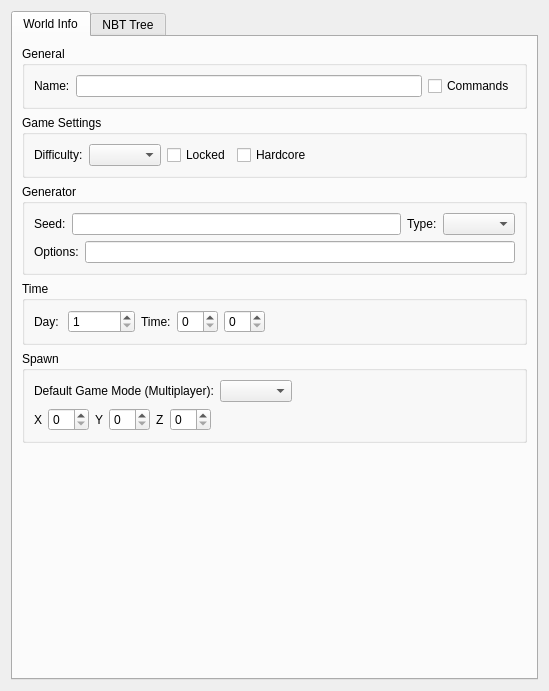
Before: the Qt Designer form src/mcedit2/ui/panels/worldmeta.ui in mcedit/mcedit2, drawn with Qt 5.
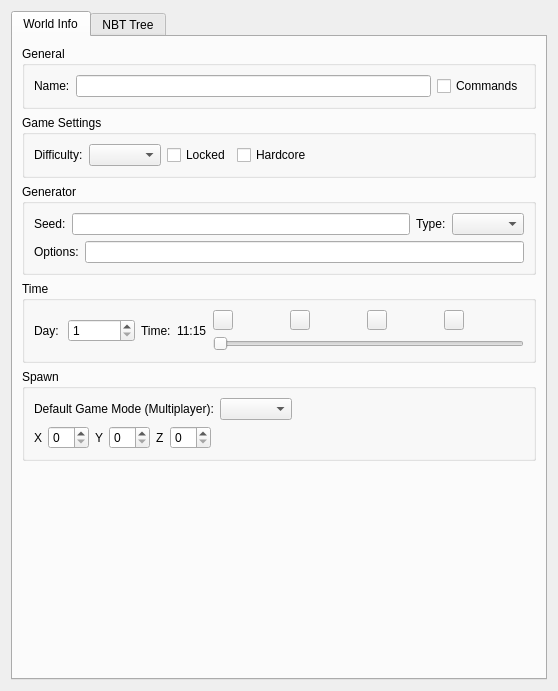
After: the same form once the commit is applied. Custom widgets are drawn as their Qt base class.

Commit message: Updated World Info Panel

Patch:
```diff
--- a/src/mcedit2/ui/panels/worldmeta.ui
+++ b/src/mcedit2/ui/panels/worldmeta.ui
@@ -6,7 +6,7 @@
    <rect>
     <x>0</x>
     <y>0</y>
-    <width>549</width>
+    <width>558</width>
     <height>691</height>
    </rect>
   </property>
@@ -16,6 +16,9 @@
   <layout class="QVBoxLayout" name="verticalLayout_1">
    <item>
     <widget class="QTabWidget" name="tabWidget">
+     <property name="enabled">
+      <bool>true</bool>
+     </property>
      <property name="currentIndex">
       <number>0</number>
      </property>
@@ -199,31 +202,160 @@
              </widget>
             </item>
             <item>
-             <widget class="QSpinBox" name="timeHours">
-              <property name="maximum">
-               <number>23</number>
+             <widget class="QLabel" name="timeLabel">
+              <property name="text">
+               <string>11:15</string>
               </property>
              </widget>
             </item>
             <item>
-             <widget class="QSpinBox" name="timeMinutes">
-              <property name="maximum">
-               <number>59</number>
-              </property>
-             </widget>
-            </item>
-            <item>
-             <spacer name="horizontalSpacer_4">
-              <property name="orientation">
-               <enum>Qt::Horizontal</enum>
-              </property>
-              <property name="sizeHint" stdset="0">
-               <size>
-                <width>40</width>
-                <height>20</height>
-               </size>
-              </property>
-             </spacer>
+             <layout class="QVBoxLayout" name="verticalLayout_7">
+              <item>
+               <layout class="QHBoxLayout" name="horizontalLayout_3">
+                <item>
+                 <widget class="QPushButton" name="nightButton">
+                  <property name="maximumSize">
+                   <size>
+                    <width>20</width>
+                    <height>20</height>
+                   </size>
+                  </property>
+                  <property name="toolTip">
+                   <string>Midnight</string>
+                  </property>
+                  <property name="text">
+                   <string/>
+                  </property>
+                 </widget>
+                </item>
+                <item>
+                 <spacer name="horizontalSpacer_2">
+                  <property name="orientation">
+                   <enum>Qt::Horizontal</enum>
+                  </property>
+                  <property name="sizeHint" stdset="0">
+                   <size>
+                    <width>40</width>
+                    <height>20</height>
+                   </size>
+                  </property>
+                 </spacer>
+                </item>
+                <item>
+                 <widget class="QPushButton" name="dawnButton">
+                  <property name="maximumSize">
+                   <size>
+                    <width>20</width>
+                    <height>20</height>
+                   </size>
+                  </property>
+                  <property name="toolTip">
+                   <string>Dawn</string>
+                  </property>
+                  <property name="text">
+                   <string/>
+                  </property>
+                  <property name="autoDefault">
+                   <bool>false</bool>
+                  </property>
+                  <property name="default">
+                   <bool>false</bool>
+                  </property>
+                  <property name="flat">
+                   <bool>false</bool>
+                  </property>
+                 </widget>
+                </item>
+                <item>
+                 <spacer name="horizontalSpacer_3">
+                  <property name="orientation">
+                   <enum>Qt::Horizontal</enum>
+                  </property>
+                  <property name="sizeHint" stdset="0">
+                   <size>
+                    <width>40</width>
+                    <height>20</height>
+                   </size>
+                  </property>
+                 </spacer>
+                </item>
+                <item>
+                 <widget class="QPushButton" name="noonButton">
+                  <property name="maximumSize">
+                   <size>
+                    <width>20</width>
+                    <height>20</height>
+                   </size>
+                  </property>
+                  <property name="toolTip">
+                   <string>Noon</string>
+                  </property>
+                  <property name="text">
+                   <string/>
+                  </property>
+                 </widget>
+                </item>
+                <item>
+                 <spacer name="horizontalSpacer_4">
+                  <property name="orientation">
+                   <enum>Qt::Horizontal</enum>
+                  </property>
+                  <property name="sizeHint" stdset="0">
+                   <size>
+                    <width>40</width>
+                    <height>20</height>
+                   </size>
+                  </property>
+                 </spacer>
+                </item>
+                <item>
+                 <widget class="QPushButton" name="eveningButton">
+                  <property name="maximumSize">
+                   <size>
+                    <width>20</width>
+                    <height>20</height>
+                   </size>
+                  </property>
+                  <property name="toolTip">
+                   <string>Evening</string>
+                  </property>
+                  <property name="text">
+                   <string/>
+                  </property>
+                 </widget>
+                </item>
+                <item>
+                 <spacer name="horizontalSpacer_8">
+                  <property name="orientation">
+                   <enum>Qt::Horizontal</enum>
+                  </property>
+                  <property name="sizeHint" stdset="0">
+                   <size>
+                    <width>60</width>
+                    <height>20</height>
+                   </size>
+                  </property>
+                 </spacer>
+                </item>
+               </layout>
+              </item>
+              <item>
+               <widget class="QSlider" name="timeSlider">
+                <property name="maximum">
+                 <number>23999</number>
+                </property>
+                <property name="singleStep">
+                 <number>10</number>
+                </property>
+                <property name="sliderPosition">
+                 <number>0</number>
+                </property>
+                <property name="orientation">
+                 <enum>Qt::Horizontal</enum>
+                </property>
+               </widget>
+              </item>
+             </layout>
             </item>
            </layout>
           </item>
```
The commit also changes 7 other files.
